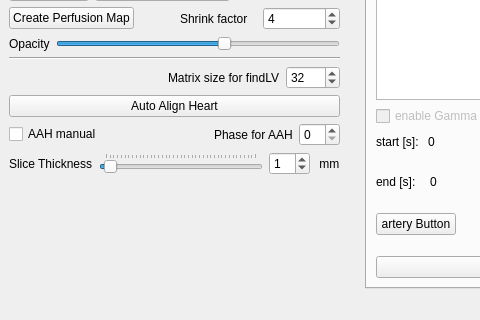
Old version of the form main/KardioPerfusion.ui in the repository CardiacImagingCharite/CardiacPerfusion; both pictures show x 0 to 480 and y 585 to 905 of the 1182 by 905 pixel window.
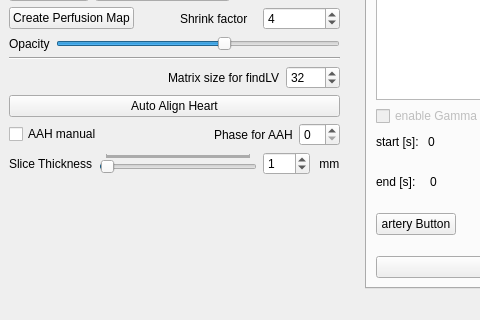
New version of the form. Icons and pictures are not drawn. Custom widgets are drawn as their Qt base class.

Commit message: removed the 45 degrees test code

Patch:
```diff
--- a/main/KardioPerfusion.ui
+++ b/main/KardioPerfusion.ui
@@ -714,7 +714,7 @@
              <number>0</number>
             </property>
             <property name="maximum">
-             <number>40</number>
+             <number>200</number>
             </property>
             <property name="singleStep">
              <number>1</number>
@@ -745,7 +745,7 @@
              <number>0</number>
             </property>
             <property name="maximum">
-             <number>40</number>
+             <number>200</number>
             </property>
             <property name="value">
              <number>1</number>
```
Left out of the diff: 1 changed line with no effect on the pictures. The commit also changes 2 other files.
